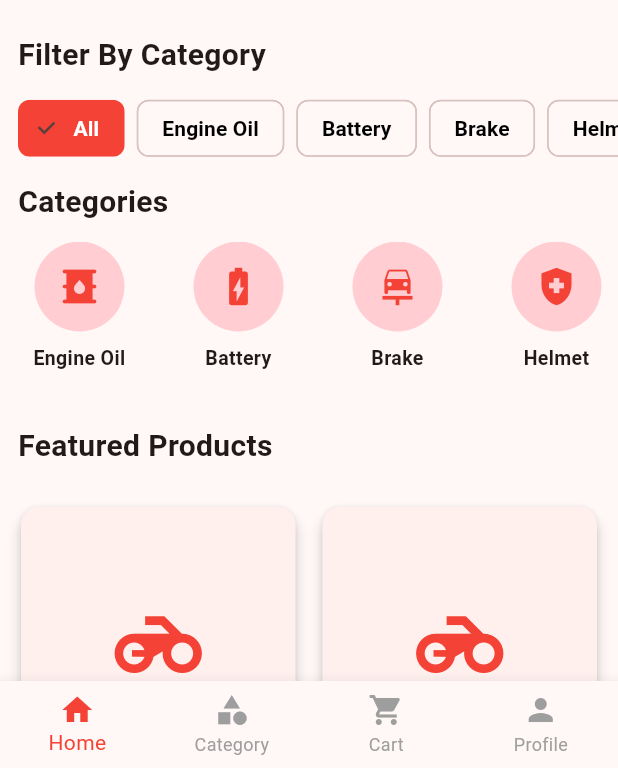
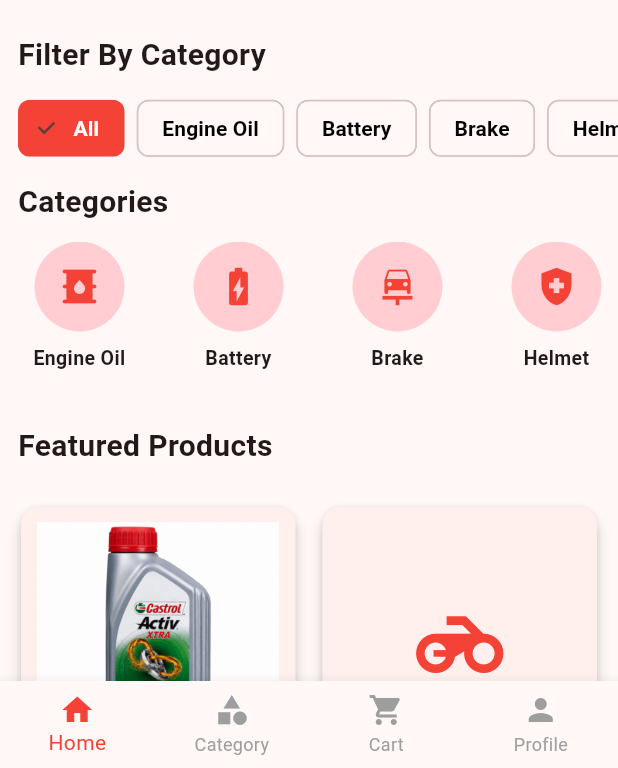
Before and after one commit to shripati7/Arihant-Bike-Scooty-Spare-App, a Flutter app: the screen it shows after launch, on a phone screen of 412 x 824 dp, the part 468-1236 px from its top. Run offline on Flutter 3.47's test engine with Material 3 defaults, Android fonts, the light colour scheme and no system bars; our stand-ins replace cloud_firestore, firebase_core; accounts and stored records are empty.

Commit message:
Added product image support and updated app UI

```diff
--- a/lib/data/products.dart
+++ b/lib/data/products.dart
@@ -2,143 +2,183 @@ import '../models/product.dart';
 
 final List<Product> products = [
   Product(
+    id: "1",
     name: "Engine Oil 900ml",
-    image: "",
+    image: "assets/images/engine_oil.png",
     price: 299,
     category: "Engine Oil",
     rating: 4.8,
+    stock: 20,
   ),
   Product(
+    id: "2",
     name: "Engine Oil 1L",
     image: "",
     price: 349,
     category: "Engine Oil",
     rating: 4.7,
+    stock: 15,
   ),
   Product(
+    id: "3",
     name: "Motul 7100",
     image: "",
     price: 899,
     category: "Engine Oil",
     rating: 4.9,
+    stock: 10,
   ),
   Product(
+    id: "4",
     name: "Castrol Power1",
     image: "",
     price: 499,
     category: "Engine Oil",
     rating: 4.8,
+    stock: 18,
   ),
   Product(
+    id: "5",
     name: "Amaron Battery",
     image: "",
     price: 899,
     category: "Battery",
     rating: 4.7,
+    stock: 12,
   ),
   Product(
+    id: "6",
     name: "Exide Battery",
     image: "",
     price: 999,
     category: "Battery",
     rating: 4.8,
+    stock: 10,
   ),
   Product(
+    id: "7",
     name: "Brake Shoe",
     image: "",
     price: 249,
     category: "Brake",
     rating: 4.6,
+    stock: 25,
   ),
   Product(
+    id: "8",
     name: "Disc Brake Pad",
     image: "",
     price: 399,
     category: "Brake",
     rating: 4.7,
+    stock: 20,
   ),
   Product(
+    id: "9",
     name: "Vega Helmet",
     image: "",
     price: 1199,
     category: "Helmet",
     rating: 4.8,
+    stock: 8,
   ),
   Product(
+    id: "10",
     name: "Steelbird Helmet",
     image: "",
     price: 1499,
     category: "Helmet",
     rating: 4.9,
+    stock: 8,
   ),
   Product(
-    name: "Apollo Tyre",
+    id: "11",
+    name: "NGK Spark Plug",
     image: "",
-    price: 1299,
-    category: "Tyre",
+    price: 149,
+    category: "Spark Plug",
     rating: 4.7,
+    stock: 30,
   ),
   Product(
-    name: "MRF Tyre",
+    id: "12",
+    name: "Bosch Spark Plug",
     image: "",
-    price: 1499,
-    category: "Tyre",
+    price: 179,
+    category: "Spark Plug",
     rating: 4.8,
+    stock: 25,
   ),
   Product(
-    name: "LED Bulb",
+    id: "13",
+    name: "Air Filter",
     image: "",
     price: 199,
-    category: "Bulb",
-    rating: 4.5,
+    category: "Filter",
+    rating: 4.6,
+    stock: 20,
   ),
   Product(
-    name: "Halogen Bulb",
+    id: "14",
+    name: "Oil Filter",
     image: "",
-    price: 99,
-    category: "Bulb",
-    rating: 4.4,
+    price: 149,
+    category: "Filter",
+    rating: 4.6,
+    stock: 20,
   ),
   Product(
-    name: "Spark Plug",
+    id: "15",
+    name: "Clutch Cable",
     image: "",
-    price: 149,
-    category: "Engine Oil",
-    rating: 4.6,
+    price: 180,
+    category: "Cable",
+    rating: 4.5,
+    stock: 18,
   ),
   Product(
-    name: "Air Filter",
+    id: "16",
+    name: "Accelerator Cable",
     image: "",
-    price: 179,
-    category: "Engine Oil",
+    price: 170,
+    category: "Cable",
     rating: 4.5,
+    stock: 18,
   ),
   Product(
-    name: "Oil Filter",
-    image: "",
-    price: 199,
-    category: "Engine Oil",
-    rating: 4.6,
-  ),
-  Product(
+    id: "17",
     name: "Horn",
     image: "",
     price: 249,
-    category: "Bulb",
-    rating: 4.4,
+    category: "Electrical",
+    rating: 4.7,
+    stock: 15,
   ),
   Product(
-    name: "Mirror Set",
+    id: "18",
+    name: "LED Headlight",
+    image: "",
+    price: 799,
+    category: "Electrical",
+    rating: 4.8,
+    stock: 10,
+  ),
+  Product(
+    id: "19",
+    name: "Side Mirror",
     image: "",
     price: 299,
-    category: "Helmet",
-    rating: 4.5,
+    category: "Accessories",
+    rating: 4.6,
+    stock: 12,
   ),
   Product(
-    name: "Grip Set",
+    id: "20",
+    name: "Bike Cover",
     image: "",
-    price: 199,
-    category: "Helmet",
-    rating: 4.5,
+    price: 499,
+    category: "Accessories",
+    rating: 4.7,
+    stock: 10,
   ),
 ];
--- a/lib/models/product.dart
+++ b/lib/models/product.dart
@@ -1,18 +1,45 @@
 class Product {
+  final String id;
   final String name;
   final String image;
   final double price;
   final String category;
   final double rating;
+  final int stock;
 
   int quantity;
 
   Product({
+    required this.id,
     required this.name,
     required this.image,
     required this.price,
     required this.category,
     required this.rating,
+    required this.stock,
     this.quantity = 1,
   });
+
+  factory Product.fromFirestore(Map<String, dynamic> data, String id) {
+    return Product(
+      id: id,
+      name: data["name"] ?? "",
+      image: data["image"] ?? "",
+      price: (data["price"] ?? 0).toDouble(),
+      category: data["category"] ?? "",
+      rating: (data["rating"] ?? 5).toDouble(),
+      stock: data["stock"] ?? 0,
+    );
+  }
+
+  Map<String, dynamic> toMap() {
+    return {
+      "name": name,
+      "image": image,
+      "price": price,
+      "category": category,
+      "rating": rating,
+      "stock": stock,
+    };
+  }
 }
--- a/lib/screens/product_detail_screen.dart
+++ b/lib/screens/product_detail_screen.dart
@@ -31,11 +31,31 @@ class ProductDetailScreen extends StatelessWidget {
                       size: 140,
                       color: Colors.red,
                     )
-                  : Image.asset(
-                      product.image,
-                      height: 220,
-                      fit: BoxFit.contain,
-                    ),
+                  : product.image.startsWith("http")
+                      ? Image.network(
+                          product.image,
+                          height: 220,
+                          fit: BoxFit.contain,
+                          errorBuilder: (context, error, stackTrace) {
+                            return const Icon(
+                              Icons.motorcycle,
+                              size: 140,
+                              color: Colors.red,
+                            );
+                          },
+                        )
+                      : Image.asset(
+                          product.image,
+                          height: 220,
+                          fit: BoxFit.contain,
+                          errorBuilder: (context, error, stackTrace) {
+                            return const Icon(
+                              Icons.motorcycle,
+                              size: 140,
+                              color: Colors.red,
+                            );
+                          },
+                        ),
             ),
             const SizedBox(height: 20),
             Text(
@@ -48,7 +68,10 @@ class ProductDetailScreen extends StatelessWidget {
             const SizedBox(height: 10),
             Row(
               children: [
-                const Icon(Icons.star, color: Colors.orange),
+                const Icon(
+                  Icons.star,
+                  color: Colors.orange,
+                ),
                 const SizedBox(width: 5),
                 Text(
                   product.rating.toString(),
@@ -76,7 +99,8 @@ class ProductDetailScreen extends StatelessWidget {
             const SizedBox(height: 8),
             Text(
               "${product.name} is a high quality spare part suitable for bikes and scooties. "
-              "Available at Arihant Bike & Scooty Spare.",
+              "Available at Arihant Bike & Scooty Spare. Genuine quality, competitive pricing, "
+              "and reliable performance for daily use.",
               style: const TextStyle(fontSize: 16),
             ),
             const SizedBox(height: 30),
```
Also changed, not shown: assets/images/engine_oil.png (added).
